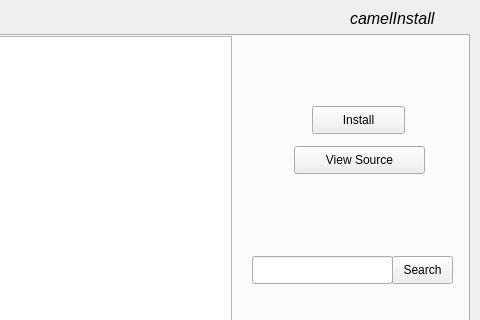
This is uis/camelInstall.ui in AOS-GUI/AOS-GUI as Qt 5 draws it before an edit; both pictures show x 180 to 660 and y 0 to 320 of the 660 by 460 pixel window. The edited form follows.
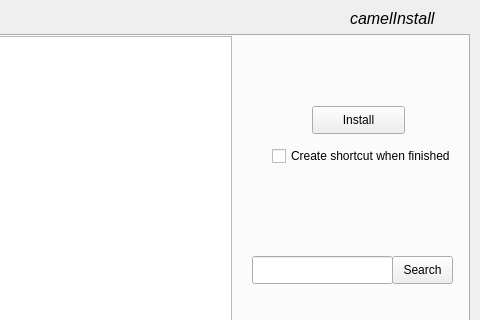
This is the edited form.

The edit to the form file:
```diff
--- a/uis/camelInstall.ui
+++ b/uis/camelInstall.ui
@@ -136,19 +136,6 @@
       <string notr="true">Install</string>
      </property>
     </widget>
-    <widget class="QPushButton" name="viewSource">
-     <property name="geometry">
-      <rect>
-       <x>462</x>
-       <y>110</y>
-       <width>131</width>
-       <height>28</height>
-      </rect>
-     </property>
-     <property name="text">
-      <string notr="true">View Source</string>
-     </property>
-    </widget>
     <widget class="QPushButton" name="search">
      <property name="geometry">
       <rect>
@@ -185,6 +172,19 @@
       <string>Refresh</string>
      </property>
     </widget>
+    <widget class="QCheckBox" name="checkBox">
+     <property name="geometry">
+      <rect>
+       <x>440</x>
+       <y>110</y>
+       <width>201</width>
+       <height>20</height>
+      </rect>
+     </property>
+     <property name="text">
+      <string notr="true">Create shortcut when finished</string>
+     </property>
+    </widget>
    </widget>
   </widget>
  </widget>
```
